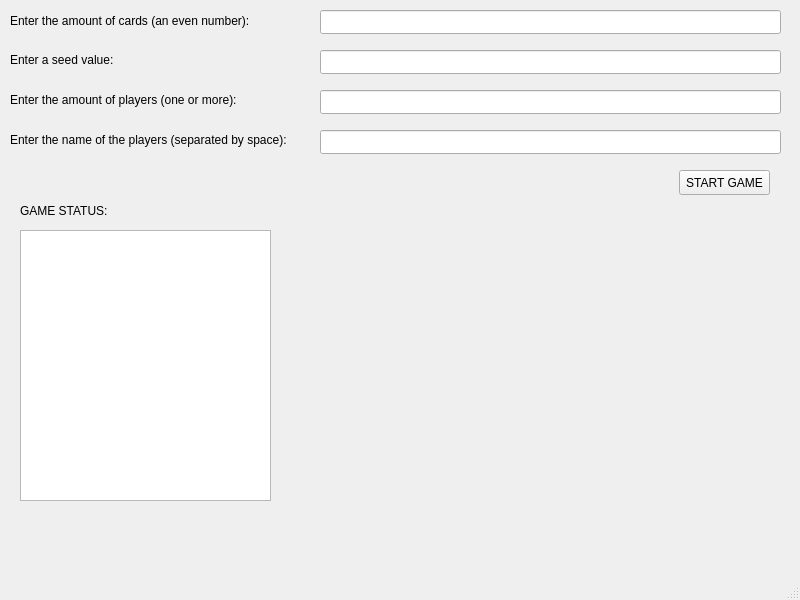
Before: the Qt Designer form student/13/pairs_gui/mainwindow.ui in shamsch/programming2coursework, drawn with Qt 5.
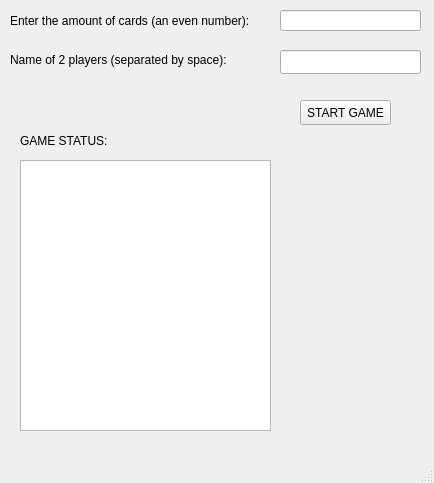
After: the same form once the commit is applied.

The edit to the form file:
```diff
--- a/student/13/pairs_gui/mainwindow.ui
+++ b/student/13/pairs_gui/mainwindow.ui
@@ -6,8 +6,8 @@
    <rect>
     <x>0</x>
     <y>0</y>
-    <width>800</width>
-    <height>600</height>
+    <width>434</width>
+    <height>483</height>
    </rect>
   </property>
   <property name="windowTitle">
@@ -17,39 +17,19 @@
    <widget class="QLineEdit" name="amountOfCardLineEdit">
     <property name="geometry">
      <rect>
-      <x>320</x>
+      <x>280</x>
       <y>10</y>
-      <width>461</width>
-      <height>24</height>
-     </rect>
-    </property>
-   </widget>
-   <widget class="QLineEdit" name="seedValueLineEdit">
-    <property name="geometry">
-     <rect>
-      <x>320</x>
-      <y>50</y>
-      <width>461</width>
-      <height>24</height>
-     </rect>
-    </property>
-   </widget>
-   <widget class="QLineEdit" name="numberOfPlayerLineEdit">
-    <property name="geometry">
-     <rect>
-      <x>320</x>
-      <y>90</y>
-      <width>461</width>
-      <height>24</height>
+      <width>141</width>
+      <height>21</height>
      </rect>
     </property>
    </widget>
    <widget class="QLineEdit" name="playerNameStringLineEdit">
     <property name="geometry">
      <rect>
-      <x>320</x>
-      <y>130</y>
-      <width>461</width>
+      <x>280</x>
+      <y>50</y>
+      <width>141</width>
       <height>24</height>
      </rect>
     </property>
@@ -67,50 +47,24 @@
      <string>Enter the amount of cards (an even number):</string>
     </property>
    </widget>
-   <widget class="QLabel" name="label_2">
-    <property name="geometry">
-     <rect>
-      <x>10</x>
-      <y>50</y>
-      <width>171</width>
-      <height>20</height>
-     </rect>
-    </property>
-    <property name="text">
-     <string>Enter a seed value:</string>
-    </property>
-   </widget>
-   <widget class="QLabel" name="label_3">
-    <property name="geometry">
-     <rect>
-      <x>10</x>
-      <y>90</y>
-      <width>271</width>
-      <height>20</height>
-     </rect>
-    </property>
-    <property name="text">
-     <string>Enter the amount of players (one or more):</string>
-    </property>
-   </widget>
    <widget class="QLabel" name="label_4">
     <property name="geometry">
      <rect>
       <x>10</x>
-      <y>130</y>
+      <y>50</y>
       <width>301</width>
       <height>20</height>
      </rect>
     </property>
     <property name="text">
-     <string>Enter the name of the players (separated by space):</string>
+     <string>Name of 2 players (separated by space):</string>
     </property>
    </widget>
    <widget class="QPushButton" name="startGamePushButton">
     <property name="geometry">
      <rect>
-      <x>679</x>
-      <y>170</y>
+      <x>300</x>
+      <y>100</y>
       <width>91</width>
       <height>25</height>
      </rect>
@@ -123,7 +77,7 @@
     <property name="geometry">
      <rect>
       <x>20</x>
-      <y>230</y>
+      <y>160</y>
       <width>251</width>
       <height>271</height>
      </rect>
@@ -133,7 +87,7 @@
     <property name="geometry">
      <rect>
       <x>20</x>
-      <y>200</y>
+      <y>130</y>
       <width>131</width>
       <height>21</height>
      </rect>
```
Left out of the diff: 2 changed lines with no effect on the pictures.
